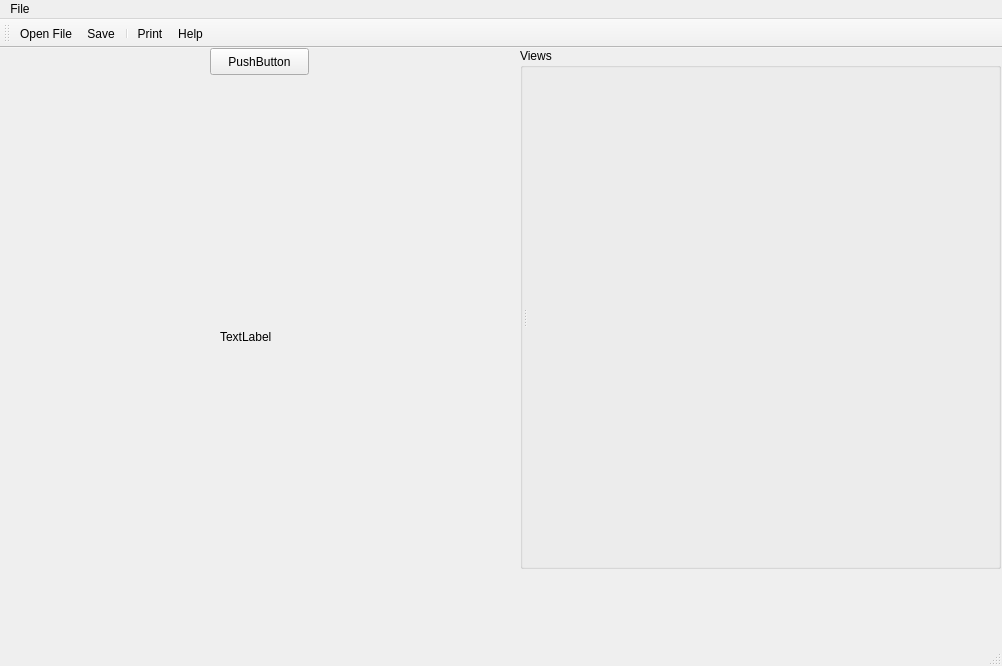
This is SimpleView.ui in ryderlin/MIP_KneePrj as Qt 5 draws it before an edit. The edited form follows.
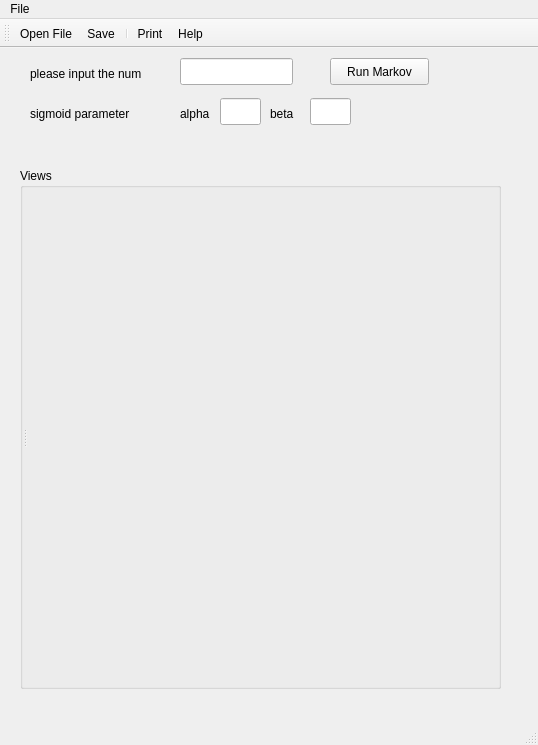
This is the edited form. Icons and pictures are not drawn. Custom widgets are drawn as their Qt base class.

Commit message: add sigmoid before mrf

```diff
--- a/SimpleView.ui
+++ b/SimpleView.ui
@@ -6,8 +6,8 @@
    <rect>
     <x>0</x>
     <y>0</y>
-    <width>1002</width>
-    <height>666</height>
+    <width>538</width>
+    <height>745</height>
    </rect>
   </property>
   <property name="windowTitle">
@@ -27,8 +27,8 @@
    <widget class="QGroupBox" name="groupBoxGraph">
     <property name="geometry">
      <rect>
-      <x>520</x>
-      <y>0</y>
+      <x>20</x>
+      <y>120</y>
       <width>481</width>
       <height>521</height>
      </rect>
@@ -103,38 +103,97 @@
    <widget class="QPushButton" name="pushButton">
     <property name="geometry">
      <rect>
-      <x>210</x>
-      <y>0</y>
+      <x>330</x>
+      <y>10</y>
       <width>99</width>
       <height>27</height>
      </rect>
     </property>
     <property name="text">
-     <string>PushButton</string>
+     <string>Run Markov</string>
     </property>
    </widget>
-   <widget class="QWidget" name="wgOriImage" native="true">
+   <widget class="QLabel" name="lbIteration">
     <property name="geometry">
      <rect>
-      <x>90</x>
-      <y>160</y>
-      <width>371</width>
-      <height>301</height>
+      <x>30</x>
+      <y>10</y>
+      <width>151</width>
+      <height>31</height>
      </rect>
     </property>
-    <widget class="QLabel" name="lbOriImage">
-     <property name="geometry">
-      <rect>
-       <x>130</x>
-       <y>120</y>
-       <width>67</width>
-       <height>17</height>
-      </rect>
-     </property>
-     <property name="text">
-      <string>TextLabel</string>
-     </property>
-    </widget>
+    <property name="text">
+     <string>please input the num</string>
+    </property>
+   </widget>
+   <widget class="QLineEdit" name="leIterationNum">
+    <property name="geometry">
+     <rect>
+      <x>180</x>
+      <y>10</y>
+      <width>113</width>
+      <height>27</height>
+     </rect>
+    </property>
+   </widget>
+   <widget class="QLabel" name="lbIteration_2">
+    <property name="geometry">
+     <rect>
+      <x>30</x>
+      <y>50</y>
+      <width>151</width>
+      <height>31</height>
+     </rect>
+    </property>
+    <property name="text">
+     <string>sigmoid parameter</string>
+    </property>
+   </widget>
+   <widget class="QLineEdit" name="leSigAlpha">
+    <property name="geometry">
+     <rect>
+      <x>220</x>
+      <y>50</y>
+      <width>41</width>
+      <height>27</height>
+     </rect>
+    </property>
+   </widget>
+   <widget class="QLabel" name="lbIteration_3">
+    <property name="geometry">
+     <rect>
+      <x>180</x>
+      <y>50</y>
+      <width>41</width>
+      <height>31</height>
+     </rect>
+    </property>
+    <property name="text">
+     <string>alpha</string>
+    </property>
+   </widget>
+   <widget class="QLineEdit" name="leSigBeta">
+    <property name="geometry">
+     <rect>
+      <x>310</x>
+      <y>50</y>
+      <width>41</width>
+      <height>27</height>
+     </rect>
+    </property>
+   </widget>
+   <widget class="QLabel" name="lbIteration_4">
+    <property name="geometry">
+     <rect>
+      <x>270</x>
+      <y>50</y>
+      <width>41</width>
+      <height>31</height>
+     </rect>
+    </property>
+    <property name="text">
+     <string>beta</string>
+    </property>
    </widget>
   </widget>
   <widget class="QMenuBar" name="menubar">
@@ -142,7 +201,7 @@
     <rect>
      <x>0</x>
      <y>0</y>
-     <width>1002</width>
+     <width>538</width>
      <height>25</height>
     </rect>
    </property>
```
Left out of the diff: 2 changed lines with no effect on the pictures. The commit also changes 4 other files.
